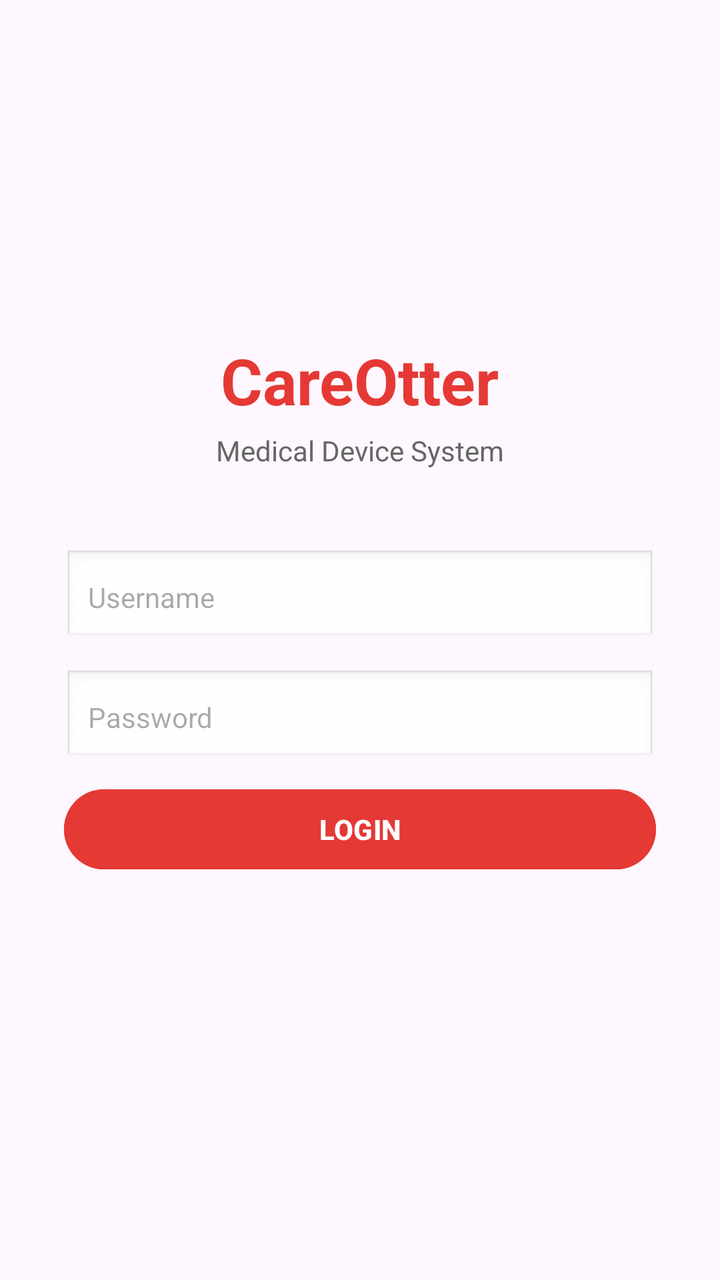
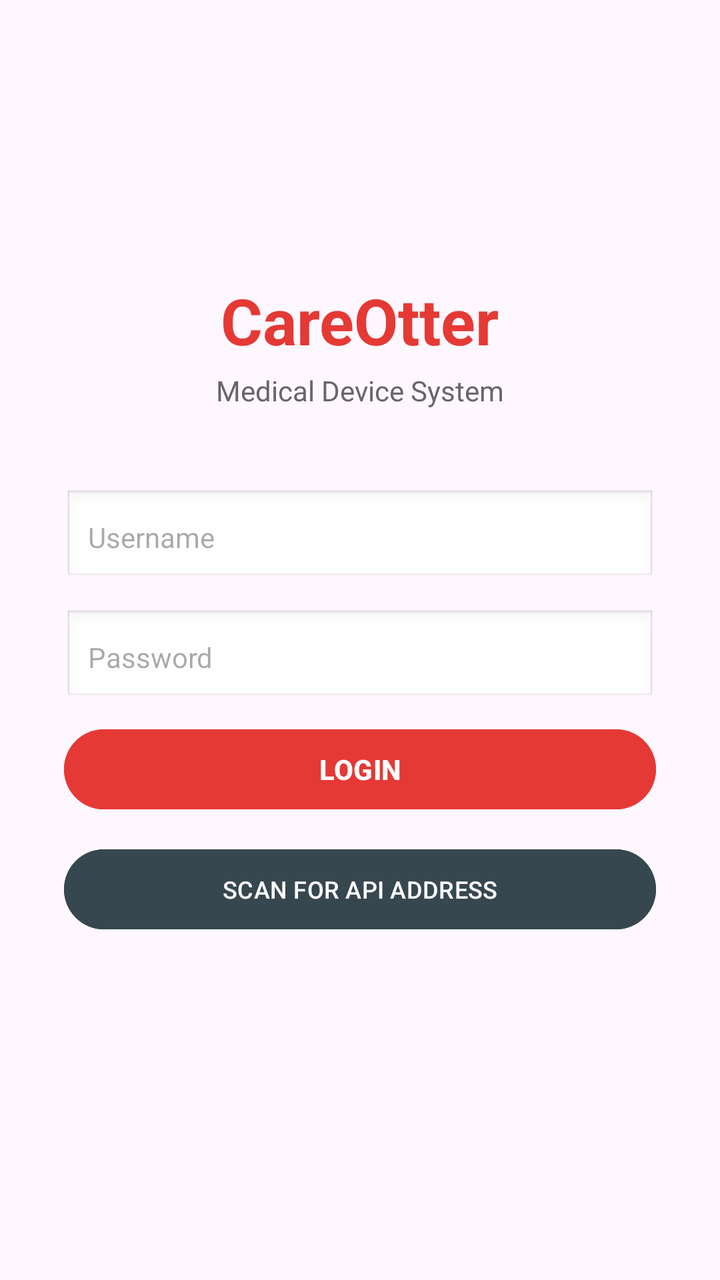

An Android layout rendered at two revisions. The XML below is the earlier revision; the diff shows what the commit changed to produce the second picture.
<!-- AndroidManifest.xml: application theme Theme.Careotter_app -->
<!-- res/layout/activity_login.xml -->
<?xml version="1.0" encoding="utf-8"?>
<LinearLayout xmlns:android="http://schemas.android.com/apk/res/android"
    android:layout_width="match_parent"
    android:layout_height="match_parent"
    android:orientation="vertical"
    android:gravity="center"
    android:padding="32dp">

    <TextView
        android:layout_width="wrap_content"
        android:layout_height="wrap_content"
        android:text="CareOtter"
        android:textSize="32sp"
        android:textStyle="bold"
        android:textColor="#E53935"
        android:layout_marginBottom="4dp" />

    <TextView
        android:layout_width="wrap_content"
        android:layout_height="wrap_content"
        android:text="Medical Device System"
        android:textSize="14sp"
        android:textColor="#666666"
        android:layout_marginBottom="40dp" />

    <EditText
        android:id="@+id/etUsername"
        android:layout_width="match_parent"
        android:layout_height="wrap_content"
        android:hint="Username"
        android:inputType="text"
        android:textSize="14sp"
        android:layout_marginBottom="12dp"
        android:padding="12dp"
        android:background="@android:drawable/edit_text" />

    <EditText
        android:id="@+id/etPassword"
        android:layout_width="match_parent"
        android:layout_height="wrap_content"
        android:hint="Password"
        android:inputType="textPassword"
        android:textSize="14sp"
        android:layout_marginBottom="8dp"
        android:padding="12dp"
        android:background="@android:drawable/edit_text" />

    
    <EditText
        android:id="@+id/etApiUrl"
        android:layout_width="match_parent"
        android:layout_height="wrap_content"
        android:inputType="textUri"
        android:textSize="11sp"
        android:textColor="#888888"
        android:padding="10dp"
        android:background="@android:drawable/edit_text"
        android:visibility="gone" />

    <Button
        android:id="@+id/btnLogin"
        android:layout_width="match_parent"
        android:layout_height="wrap_content"
        android:text="LOGIN"
        android:backgroundTint="#E53935"
        android:textColor="#FFFFFF"
        android:textStyle="bold"
        android:layout_marginBottom="16dp" />

    <TextView
        android:id="@+id/tvLoginStatus"
        android:layout_width="match_parent"
        android:layout_height="wrap_content"
        android:text=""
        android:textSize="12sp"
        android:textColor="#E53935"
        android:gravity="center" />

</LinearLayout>
<!-- resources referenced by this layout -->
<resources>
  <style name="Theme.Careotter_app" parent="Base.Theme.Careotter_app" />
  <style name="Base.Theme.Careotter_app" parent="Theme.Material3.DayNight.NoActionBar">
          
          
      </style>
</resources>

<!-- the commit's change to res/layout/activity_login.xml (unified diff, before → after) -->
@@ -65,7 +65,33 @@
         android:backgroundTint="#E53935"
         android:textColor="#FFFFFF"
         android:textStyle="bold"
+        android:layout_marginBottom="12dp" />
+
+    
+    <Button
+        android:id="@+id/btnScanApi"
+        android:layout_width="match_parent"
+        android:layout_height="wrap_content"
+        android:text="SCAN FOR API ADDRESS"
+        android:backgroundTint="#37474F"
+        android:textColor="#FFFFFF"
+        android:textSize="12sp"
         android:layout_marginBottom="16dp" />
+
+    
+    <TextView
+        android:id="@+id/tvApiAddress"
+        android:layout_width="match_parent"
+        android:layout_height="wrap_content"
+        android:text=""
+        android:textSize="11sp"
+        android:textColor="#37474F"
+        android:fontFamily="monospace"
+        android:gravity="center"
+        android:padding="8dp"
+        android:background="#F0F4F8"
+        android:layout_marginBottom="8dp"
+        android:visibility="gone" />
 
     <TextView
         android:id="@+id/tvLoginStatus"
